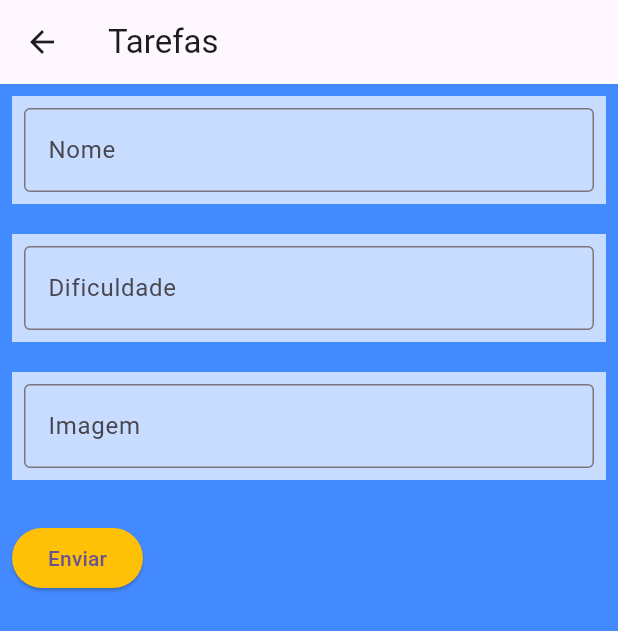
After one commit to jugp/task-manager-app, a Flutter app: the screen it shows after launch, after a tap on the "add" icon, on a phone screen of 412 x 824 dp. The commit adds this screen. Shown: the top 631 px of the screen. Run offline on Flutter 3.47's test engine with Material 3 defaults, Android fonts, the phone set to English and light mode, and no system bars.

Commit message:
Add files

```diff
--- /dev/null
+++ b/lib/components/number_input_field.dart
@@ -0,0 +1,43 @@
+import 'package:flutter/material.dart';
+import 'package:flutter/services.dart';
+
+class NumberInputField extends StatelessWidget {
+  final String label;
+  final int min;
+  final int max;
+  final void Function(String?)? onSaved;
+
+  const NumberInputField({
+    super.key,
+    required this.label,
+    required this.min,
+    required this.max,
+    this.onSaved,
+  });
+
+  @override
+  Widget build(BuildContext context) {
+    return Container(
+      color: Colors.white70,
+      child: Padding(
+        padding: const EdgeInsets.all(8),
+        child: TextFormField(
+          keyboardType: TextInputType.number,
+          inputFormatters: [FilteringTextInputFormatter.digitsOnly],
+          decoration: InputDecoration(
+            labelText: label,
+            border: const OutlineInputBorder(),
+          ),
+          validator: (value) {
+            final int? number = int.tryParse(value ?? '');
+            if (number == null || number < min || number > max) {
+              return 'Por favor, insira um número entre $min e $max';
+            }
+            return null;
+          },
+          onSaved: onSaved,
+        ),
+      ),
+    );
+  }
+}
--- a/lib/components/task.dart
+++ b/lib/components/task.dart
@@ -15,6 +15,10 @@ class Task extends StatefulWidget {
 
 class _TaskState extends State<Task> {
   int level = 0;
+
+  bool isNetworkImage() {
+    return widget.image.contains('http');
+  }
 
   @override
   Widget build(BuildContext context) {
@@ -35,7 +39,15 @@ class _TaskState extends State<Task> {
                         width: 72,
                         height: 100,
                         color: Colors.grey,
-                        child: Image.asset(widget.image, fit: BoxFit.cover),
+                        child: isNetworkImage()
+                            ? Image.network(
+                                widget.image,
+                                fit: BoxFit.cover,
+                              )
+                            : Image.asset(
+                                widget.image,
+                                fit: BoxFit.cover,
+                              ),
                       ),
                       Padding(
                         padding: const EdgeInsets.all(8),
--- /dev/null
+++ b/lib/components/text_input_field.dart
@@ -0,0 +1,35 @@
+import 'package:flutter/material.dart';
+
+class TextInputField extends StatelessWidget {
+  final String label;
+  final void Function(String?)? onSaved;
+
+  const TextInputField({
+    super.key,
+    required this.label,
+    this.onSaved,
+  });
+
+  @override
+  Widget build(BuildContext context) {
+    return Container(
+      color: Colors.white70,
+      child: Padding(
+        padding: const EdgeInsets.all(8.0),
+        child: TextFormField(
+          decoration: InputDecoration(
+            labelText: label,
+            border: const OutlineInputBorder(),
+          ),
+          validator: (value) {
+            if (value == null || value.isEmpty) {
+              return 'Por favor, insira o valor';
+            }
+            return null;
+          },
+          onSaved: onSaved,
+        ),
+      ),
+    );
+  }
+}
--- /dev/null
+++ b/lib/components/url_input_field.dart
@@ -0,0 +1,65 @@
+import 'package:flutter/material.dart';
+import 'package:flutter/services.dart';
+
+class UrlInputField extends StatefulWidget {
+  final String label;
+  final void Function(String?)? onSaved;
+
+  const UrlInputField({
+    super.key,
+    required this.label,
+    this.onSaved,
+  });
+
+  @override
+  State<UrlInputField> createState() => _UrlInputFieldState();
+}
+
+class _UrlInputFieldState extends State<UrlInputField> {
+  String? imageUrl;
+
+  @override
+  Widget build(BuildContext context) {
+    return Container(
+      color: Colors.white70,
+      child: Padding(
+        padding: const EdgeInsets.all(8.0),
+        child: Column(
+          children: [
+            TextFormField(
+                keyboardType: TextInputType.url,
+                decoration: InputDecoration(
+                  labelText: widget.label,
+                  border: const OutlineInputBorder(),
+                ),
+                validator: (value) {
+                  if (value == null || value.isEmpty) {
+                    return 'Por favor, insira uma URL';
+                  } else if (!Uri.tryParse(value)!.hasAbsolutePath) {
+                    return 'Por favor, insira uma URL válida';
+                  }
+                  return null;
+                },
+                onSaved: widget.onSaved,
+                onChanged: (value) {
+                  setState(() {
+                    imageUrl = value;
+                  });
+                }),
+            if (imageUrl != null)
+              Padding(
+                padding: const EdgeInsets.only(top: 8),
+                child: SizedBox(
+                  height: 200,
+                  child: Image.network(imageUrl!,
+                      errorBuilder: (context, error, stackTrace) {
+                    return const Text('Não foi possível carregar a imagem.');
+                  }, fit: BoxFit.cover),
+                ),
+              ),
+          ],
+        ),
+      ),
+    );
+  }
+}
--- /dev/null
+++ b/lib/data/task_inherited.dart
@@ -0,0 +1,33 @@
+import 'package:flutter/material.dart';
+import 'package:task_manager/components/task.dart';
+
+class TaskInherited extends InheritedWidget {
+  TaskInherited({
+    super.key,
+    required super.child,
+  });
+
+  final List<Task> taskList = [
+    const Task('Aprender Flutter', 'assets/images/dash.png', 3),
+    const Task('Andar de Bike', 'assets/images/bike.webp', 2),
+    const Task('Meditar', 'assets/images/meditar.jpeg', 5),
+    const Task('Ler', 'assets/images/livro.jpg', 4),
+    const Task('Jogar', 'assets/images/jogar.webp', 1)
+  ];
+
+  void newTask(String name, String image, int difficulty) {
+    taskList.add(Task(name, image, difficulty));
+  }
+
+  static TaskInherited of(BuildContext context) {
+    final TaskInherited? result =
+        context.dependOnInheritedWidgetOfExactType<TaskInherited>();
+    assert(result != null, 'No TaskInherited found in context');
+    return result!;
+  }
+
+  @override
+  bool updateShouldNotify(TaskInherited oldWidget) {
+    return oldWidget.taskList.length != taskList.length;
+  }
+}
--- a/lib/main.dart
+++ b/lib/main.dart
@@ -1,5 +1,7 @@
 import 'package:flutter/material.dart';
-import 'components/home.dart';
+import 'package:task_manager/screens/home_screen.dart';
+
+import 'data/task_inherited.dart';
 
 void main() {
   runApp(const MyApp());
@@ -10,12 +12,13 @@ class MyApp extends StatelessWidget {
 
   @override
   Widget build(BuildContext context) {
-    return MaterialApp(
-        title: 'Flutter Demo',
-        theme: ThemeData(
-          colorScheme: ColorScheme.fromSeed(seedColor: Colors.deepPurple),
-          useMaterial3: true,
-        ),
-        home: const Home());
+    return TaskInherited(
+        child: MaterialApp(
+            title: 'Flutter Demo',
+            theme: ThemeData(
+              colorScheme: ColorScheme.fromSeed(seedColor: Colors.deepPurple),
+              useMaterial3: true,
+            ),
+            home: const HomeScreen()));
   }
 }
--- /dev/null
+++ b/lib/screens/form_screen.dart
@@ -0,0 +1,78 @@
+import 'package:flutter/material.dart';
+import 'package:task_manager/components/text_input_field.dart';
+import 'package:task_manager/data/task_inherited.dart';
+
+import '../components/number_input_field.dart';
+import '../components/url_input_field.dart';
+
+class FormScreen extends StatefulWidget {
+  const FormScreen({super.key});
+
+  @override
+  State<FormScreen> createState() => _FormScreenState();
+}
+
+class _FormScreenState extends State<FormScreen> {
+  final _formKey = GlobalKey<FormState>();
+  String _name = '';
+  int _difficulty = 1;
+  String? _imageUrl;
+
+  @override
+  Widget build(BuildContext context) {
+    return Scaffold(
+        appBar: AppBar(
+          title: const Text('Tarefas'),
+        ),
+        body: Container(
+          color: Colors.blueAccent,
+          height: double.infinity,
+          child: Padding(
+            padding: const EdgeInsets.all(8.0),
+            child: Form(
+              key: _formKey,
+              child: Wrap(
+                runSpacing: 20,
+                children: <Widget>[
+                  TextInputField(
+                    label: 'Nome',
+                    onSaved: (value) => _name = value!,
+                  ),
+                  NumberInputField(
+                    label: 'Dificuldade',
+                    min: 1,
+                    max: 5,
+                    onSaved: (value) => _difficulty = int.parse(value!),
+                  ),
+                  UrlInputField(
+                    label: 'Imagem',
+                    onSaved: (value) => _imageUrl = value!,
+                  ),
+                  Padding(
+                    padding: const EdgeInsets.symmetric(vertical: 8),
+                    child: ElevatedButton(
+                      style: ElevatedButton.styleFrom(
+                          backgroundColor: Colors.amber),
+                      onPressed: () {
+                        if (_formKey.currentState!.validate()) {
+                          _formKey.currentState!.save();
+
+                          ScaffoldMessenger.of(context).showSnackBar(
+                            const SnackBar(content: Text('Processando Dados')),
+                          );
+
+                          TaskInherited.of(context).newTask(_name, _imageUrl!, _difficulty);
+
+                          Navigator.pop(context);
+                        }
+                      },
+                      child: const Text('Enviar'),
+                    ),
+                  ),
+                ],
+              ),
+            ),
+          ),
+        ));
+  }
+}
--- /dev/null
+++ b/lib/screens/home_screen.dart
@@ -0,0 +1,34 @@
+import 'package:flutter/material.dart';
+import 'package:task_manager/data/task_inherited.dart';
+import 'package:task_manager/screens/form_screen.dart';
+
+class HomeScreen extends StatefulWidget {
+  const HomeScreen({super.key});
+
+  @override
+  State<HomeScreen> createState() => _HomeScreenState();
+}
+
+class _HomeScreenState extends State<HomeScreen> {
+
+  @override
+  Widget build(BuildContext context) {
+    return Scaffold(
+      appBar: AppBar(
+        title: const Text('Tarefas'),
+      ),
+      body: ListView(
+        children: TaskInherited.of(context).taskList,
+      ),
+      floatingActionButton: FloatingActionButton(
+        onPressed: () {
+          Navigator.push(
+            context,
+            MaterialPageRoute(builder: (context) => const FormScreen()),
+          );
+        },
+        child: const Icon(Icons.add),
+      ),
+    );
+  }
+}
```
Also changed, not shown: lib/components/home.dart (deleted, +0 -59 lines).
